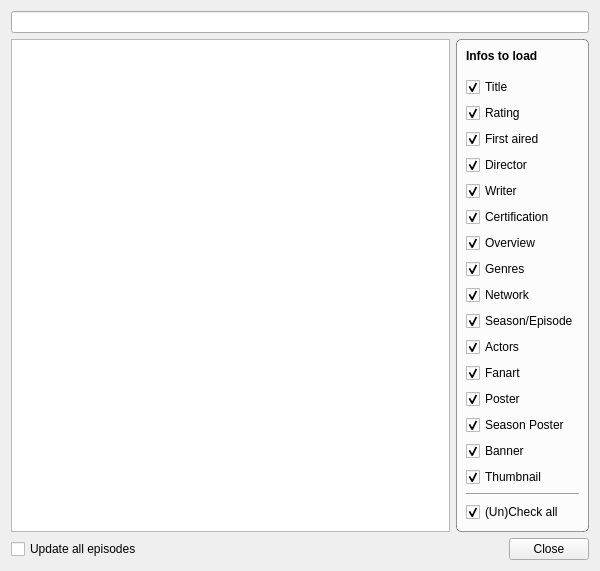
The window that tvShows/TvShowSearch.ui (Komet/MediaElch) describes before a commit, drawn with Qt 5.
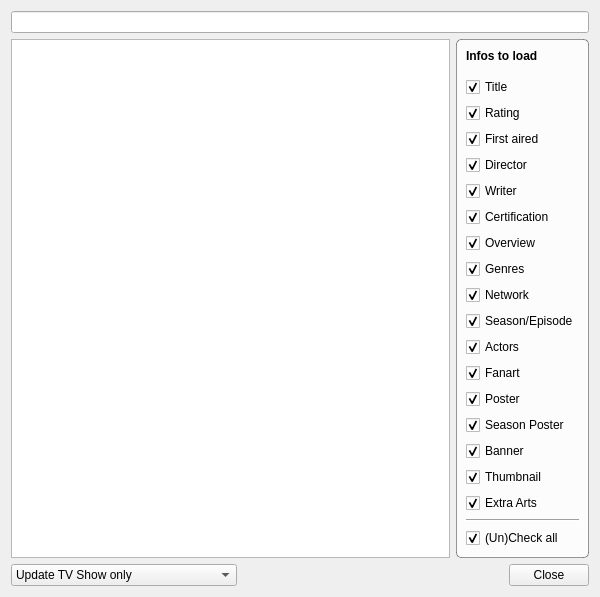
The same window after the commit. Icons and pictures are not drawn. Custom widgets are drawn as their Qt base class.

Commit message: Improved TV Show scraping

What changed in the file:
```diff
--- a/tvShows/TvShowSearch.ui
+++ b/tvShows/TvShowSearch.ui
@@ -10,7 +10,7 @@
     <x>0</x>
     <y>0</y>
     <width>600</width>
-    <height>543</height>
+    <height>564</height>
    </rect>
   </property>
   <property name="windowTitle">
@@ -271,6 +271,16 @@
           </property>
          </widget>
         </item>
+        <item>
+         <widget class="MyCheckBox" name="chkExtraArts">
+          <property name="text">
+           <string>Extra Arts</string>
+          </property>
+          <property name="checked">
+           <bool>true</bool>
+          </property>
+         </widget>
+        </item>
         <item>
          <widget class="Line" name="line">
           <property name="orientation">
@@ -309,10 +319,32 @@
    <item>
     <layout class="QHBoxLayout" name="horizontalLayout_4">
      <item>
-      <widget class="QCheckBox" name="chkUpdateAllEpisodes">
-       <property name="text">
-        <string>Update all episodes</string>
-       </property>
+      <widget class="QComboBox" name="comboUpdate">
+       <item>
+        <property name="text">
+         <string>Update TV Show only</string>
+        </property>
+       </item>
+       <item>
+        <property name="text">
+         <string>Update TV Show and new Episodes</string>
+        </property>
+       </item>
+       <item>
+        <property name="text">
+         <string>Update TV Show and all Episodes</string>
+        </property>
+       </item>
+       <item>
+        <property name="text">
+         <string>Update new Episodes</string>
+        </property>
+       </item>
+       <item>
+        <property name="text">
+         <string>Update all episodes</string>
+        </property>
+       </item>
       </widget>
      </item>
      <item>
```
The commit also changes 11 other files.
